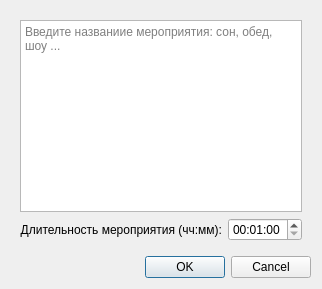
Qt form TournamentManager/dialogschedule2inputtype.ui (BarsukAlexey/xelarogi) before a commit.
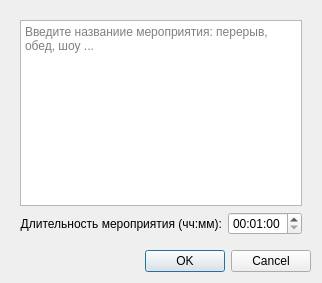
The same form after that commit.

The edit to the form file:
```diff
--- a/TournamentManager/dialogschedule2inputtype.ui
+++ b/TournamentManager/dialogschedule2inputtype.ui
@@ -2,6 +2,14 @@
 <ui version="4.0">
  <class>Dialogschedule2InputType</class>
  <widget class="QDialog" name="Dialogschedule2InputType">
+  <property name="geometry">
+   <rect>
+    <x>0</x>
+    <y>0</y>
+    <width>292</width>
+    <height>283</height>
+   </rect>
+  </property>
   <property name="windowTitle">
    <string>Dialog</string>
   </property>
@@ -12,7 +20,7 @@
       <item row="0" column="0" colspan="2">
        <widget class="QTextEdit" name="textEdit">
         <property name="placeholderText">
-         <string>Введите названиие мероприятия: сон, обед, шоу ...</string>
+         <string>Введите названиие мероприятия: перерыв, обед, шоу ...</string>
         </property>
        </widget>
       </item>
```
